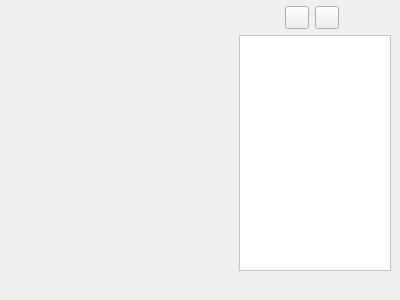
xandroalmeida/CamViewer, file mainwindow.ui: the form before one commit.
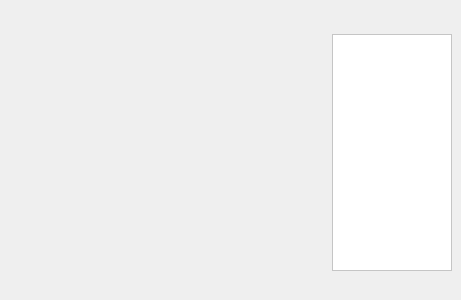
The form after the commit. Icons and pictures are not drawn.

The edit to the form file:
```diff
--- a/mainwindow.ui
+++ b/mainwindow.ui
@@ -6,7 +6,7 @@
    <rect>
     <x>0</x>
     <y>0</y>
-    <width>400</width>
+    <width>461</width>
     <height>300</height>
    </rect>
   </property>
@@ -84,28 +84,6 @@
           </property>
          </widget>
         </item>
-        <item>
-         <widget class="QToolButton" name="toolButton_2">
-          <property name="text">
-           <string/>
-          </property>
-          <property name="icon">
-           <iconset resource="icons.qrc">
-            <normaloff>:/icons/Preferences.png</normaloff>:/icons/Preferences.png</iconset>
-          </property>
-         </widget>
-        </item>
-        <item>
-         <widget class="QToolButton" name="toolButton_3">
-          <property name="text">
-           <string/>
-          </property>
-          <property name="icon">
-           <iconset resource="icons.qrc">
-            <normaloff>:/icons/Info.png</normaloff>:/icons/Info.png</iconset>
-          </property>
-         </widget>
-        </item>
         <item>
          <widget class="QPushButton" name="btnQuit">
           <property name="cursor">
@@ -135,7 +113,7 @@
         </property>
         <property name="minimumSize">
          <size>
-          <width>75</width>
+          <width>120</width>
           <height>0</height>
          </size>
         </property>
@@ -220,8 +198,8 @@
           <rect>
            <x>0</x>
            <y>0</y>
-           <width>125</width>
-           <height>224</height>
+           <width>116</width>
+           <height>220</height>
           </rect>
          </property>
          <layout class="QVBoxLayout" name="camViewerDockLayout1">
```
